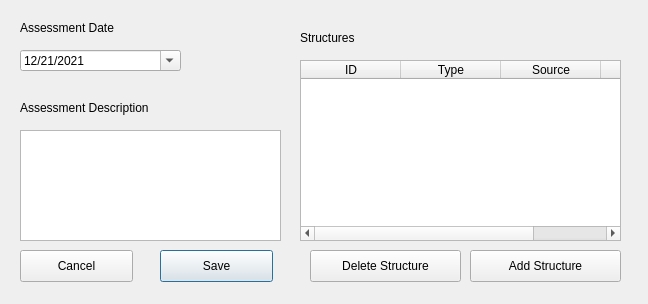
The window that src/ui/assessment_dialog.ui (Riverscapes/QRiS) describes before a commit, drawn with Qt 5.
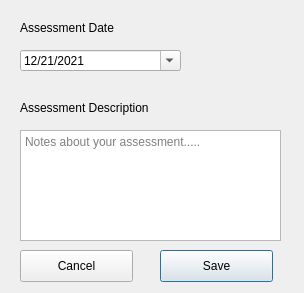
The same window after the commit. Icons and pictures are not drawn.

Commit message: Refactor assessment.gpkg creation

Diff of the .ui file:
```diff
--- a/src/ui/assessment_dialog.ui
+++ b/src/ui/assessment_dialog.ui
@@ -6,8 +6,8 @@
    <rect>
     <x>0</x>
     <y>0</y>
-    <width>648</width>
-    <height>304</height>
+    <width>304</width>
+    <height>293</height>
    </rect>
   </property>
   <property name="windowTitle">
@@ -22,7 +22,7 @@
     <rect>
      <x>20</x>
      <y>20</y>
-     <width>141</width>
+     <width>231</width>
      <height>16</height>
     </rect>
    </property>
@@ -39,6 +39,9 @@
      <height>111</height>
     </rect>
    </property>
+   <property name="placeholderText">
+    <string>Notes about your assessment.....</string>
+   </property>
   </widget>
   <widget class="QLabel" name="label_2">
    <property name="geometry">
@@ -76,36 +79,6 @@
     </date>
    </property>
   </widget>
-  <widget class="QTableWidget" name="tableWidget_structures">
-   <property name="geometry">
-    <rect>
-     <x>300</x>
-     <y>60</y>
-     <width>321</width>
-     <height>181</height>
-    </rect>
-   </property>
-   <column>
-    <property name="text">
-     <string>ID</string>
-    </property>
-   </column>
-   <column>
-    <property name="text">
-     <string>Type</string>
-    </property>
-   </column>
-   <column>
-    <property name="text">
-     <string>Source</string>
-    </property>
-   </column>
-   <column>
-    <property name="text">
-     <string>Length</string>
-    </property>
-   </column>
-  </widget>
   <widget class="QPushButton" name="pushButton_save_assessment">
    <property name="geometry">
     <rect>
@@ -132,45 +105,6 @@
     <string>Cancel</string>
    </property>
   </widget>
-  <widget class="QPushButton" name="pushButton_add_structure">
-   <property name="geometry">
-    <rect>
-     <x>470</x>
-     <y>250</y>
-     <width>151</width>
-     <height>32</height>
-    </rect>
-   </property>
-   <property name="text">
-    <string>Add Structure</string>
-   </property>
-  </widget>
-  <widget class="QPushButton" name="pushButton_delete_structure">
-   <property name="geometry">
-    <rect>
-     <x>310</x>
-     <y>250</y>
-     <width>151</width>
-     <height>32</height>
-    </rect>
-   </property>
-   <property name="text">
-    <string>Delete Structure</string>
-   </property>
-  </widget>
-  <widget class="QLabel" name="label_3">
-   <property name="geometry">
-    <rect>
-     <x>300</x>
-     <y>30</y>
-     <width>148</width>
-     <height>16</height>
-    </rect>
-   </property>
-   <property name="text">
-    <string>Structures</string>
-   </property>
-  </widget>
  </widget>
  <resources/>
  <connections/>
```
The commit also changes 3 other files.
